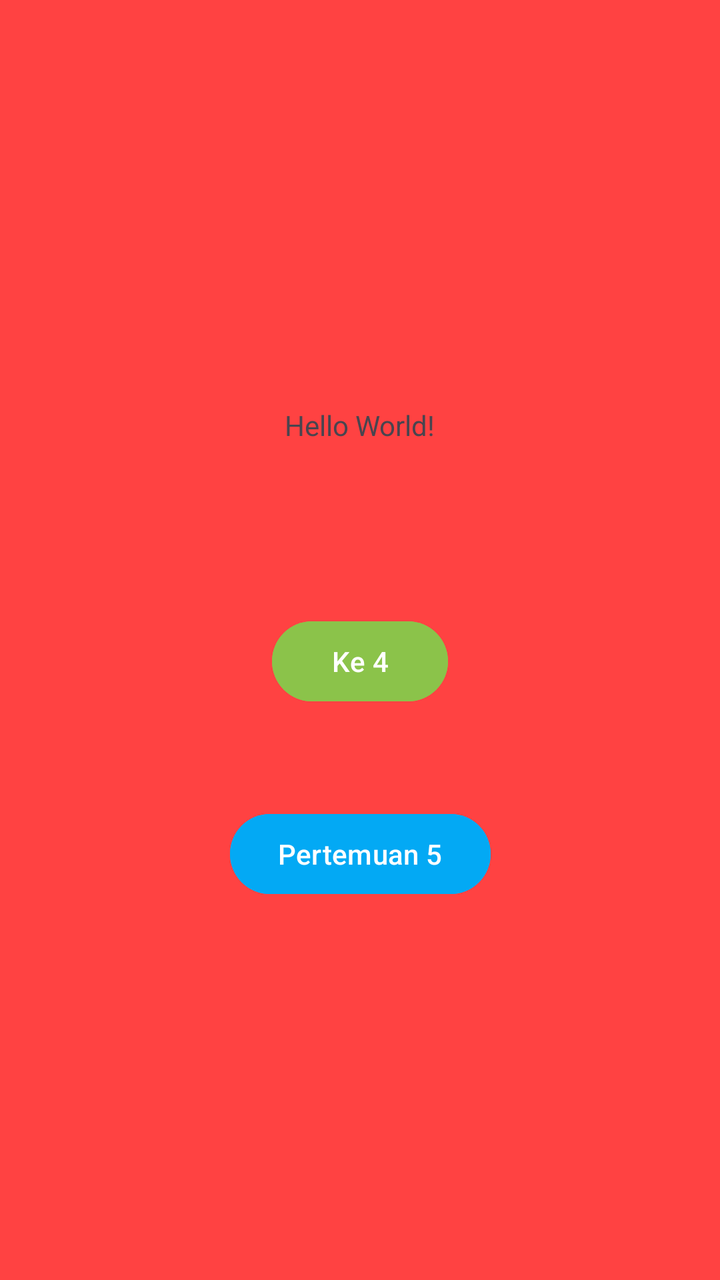
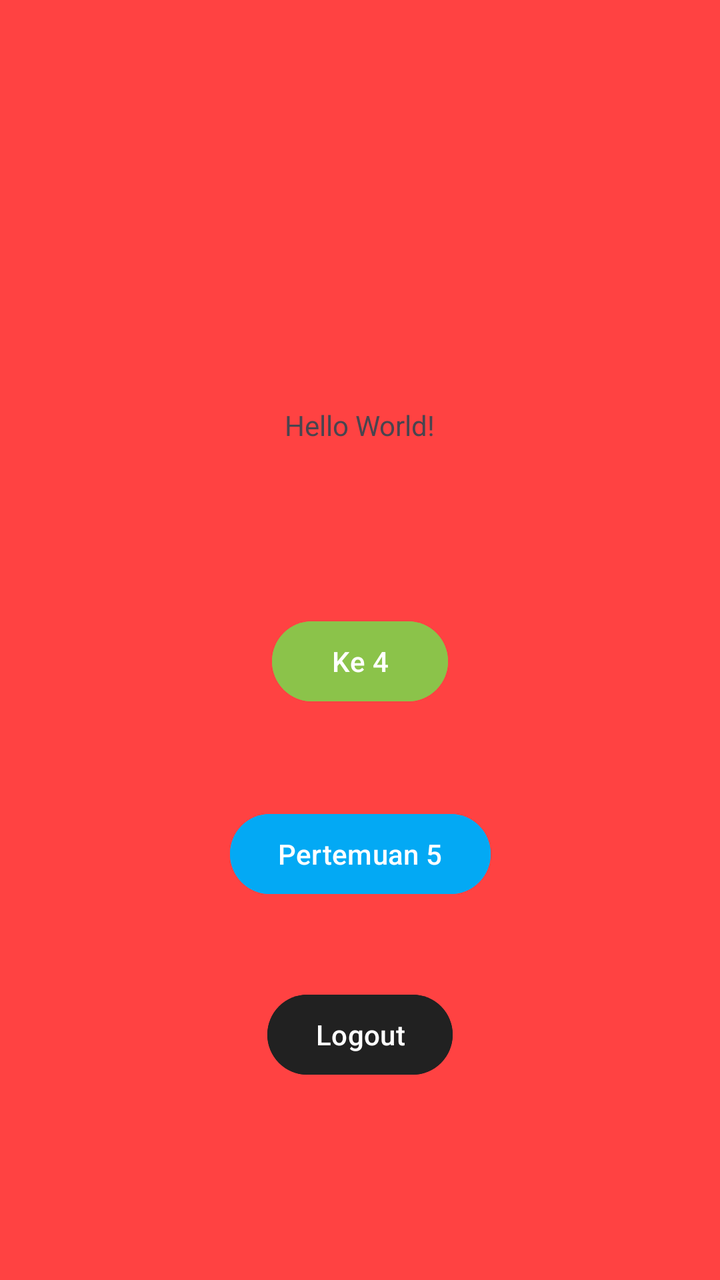

An Android layout rendered at two revisions. The XML below is the earlier revision; the diff shows what the commit changed to produce the second picture.
<!-- AndroidManifest.xml: application theme Theme.Lita_3TIF -->
<!-- res/layout/activity_main.xml -->
<?xml version="1.0" encoding="utf-8"?>
<androidx.constraintlayout.widget.ConstraintLayout xmlns:android="http://schemas.android.com/apk/res/android"
    xmlns:app="http://schemas.android.com/apk/res-auto"
    xmlns:tools="http://schemas.android.com/tools"
    android:id="@+id/main"
    android:background="#FF4242"
    android:layout_width="match_parent"
    android:layout_height="match_parent"
    tools:context=".MainActivity">

    <TextView
        android:id="@+id/textView5"
        android:layout_width="wrap_content"
        android:layout_height="wrap_content"
        android:text="Hello World!"
        app:layout_constraintBottom_toBottomOf="parent"
        app:layout_constraintEnd_toEndOf="parent"
        app:layout_constraintStart_toStartOf="parent"
        app:layout_constraintTop_toTopOf="parent"
        app:layout_constraintVertical_bias="0.327" />

    <Button
        android:id="@+id/btnToFourth"
        android:layout_width="wrap_content"
        android:layout_height="wrap_content"
        android:text="Ke 4"
        android:backgroundTint="#8BC34A"
        app:layout_constraintBottom_toBottomOf="parent"
        app:layout_constraintEnd_toEndOf="parent"
        app:layout_constraintStart_toStartOf="parent"
        app:layout_constraintTop_toBottomOf="@+id/textView5"
        app:layout_constraintVertical_bias="0.229" />

    <Button
        android:id="@+id/btnToFifth"
        android:layout_width="wrap_content"
        android:layout_height="wrap_content"
        android:text="Pertemuan 5"
        android:backgroundTint="#03A9F4"
        app:layout_constraintBottom_toBottomOf="parent"
        app:layout_constraintEnd_toEndOf="parent"
        app:layout_constraintStart_toStartOf="parent"
        app:layout_constraintTop_toBottomOf="@+id/btnToFourth"
        app:layout_constraintVertical_bias="0.204" />

</androidx.constraintlayout.widget.ConstraintLayout>
<!-- resources referenced by this layout -->
<resources>
  <style name="Theme.Lita_3TIF" parent="Base.Theme.Lita_3TIF" />
  <style name="Base.Theme.Lita_3TIF" parent="Theme.Material3.DayNight.NoActionBar">
          
          
      </style>
</resources>

<!-- the commit's change to res/layout/activity_main.xml (unified diff, before → after) -->
@@ -43,4 +43,16 @@
         app:layout_constraintTop_toBottomOf="@+id/btnToFourth"
         app:layout_constraintVertical_bias="0.204" />
 
+    <Button
+        android:id="@+id/btnLogout"
+        android:layout_width="wrap_content"
+        android:layout_height="wrap_content"
+        android:text="Logout"
+        android:backgroundTint="#212121"
+        app:layout_constraintBottom_toBottomOf="parent"
+        app:layout_constraintEnd_toEndOf="parent"
+        app:layout_constraintStart_toStartOf="parent"
+        app:layout_constraintTop_toBottomOf="@+id/btnToFifth"
+        app:layout_constraintVertical_bias="0.3" />
+
 </androidx.constraintlayout.widget.ConstraintLayout>
